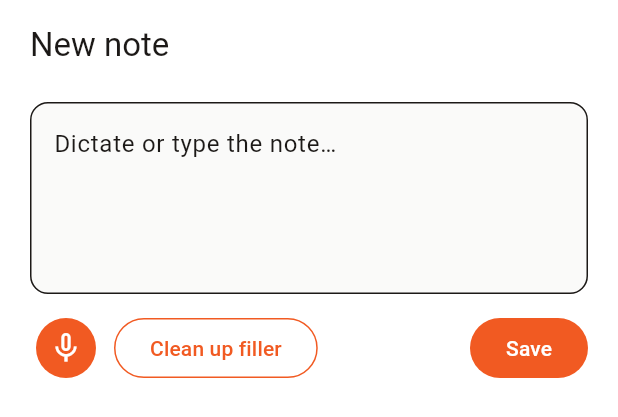
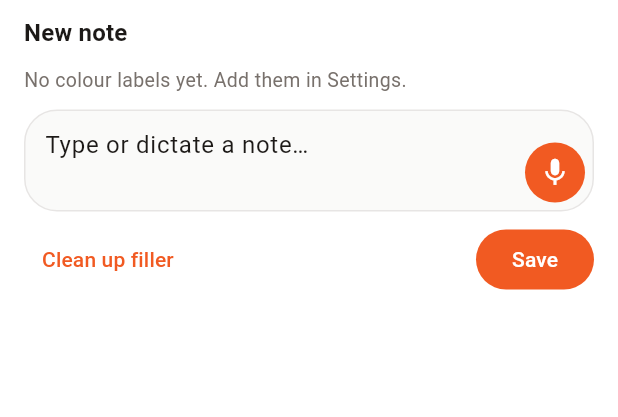
Before and after one commit to LewisAGI/shelf, a Flutter app: the NoteEditor widget shown alone on an empty page, opened directly with empty values, on a phone screen of 412 x 824 dp. Shown: the top 417 px of the screen. Run offline on Flutter 3.47's test engine with Material 3 defaults, Android fonts, the phone set to English and light mode, and no system bars; our stand-ins replace file_picker, speech_to_text, sqflite; missing offline and left inert: pdfrx; accounts and stored records are empty.

Commit message:
Compact note composer, working labels, and Settings API section
Make the PDF note sheet a Grok-style chat composer (two-line field, mic in the corner) with a visible colour-label picker so Lewis can assign Settings labels end-to-end. Add a stub API / connection block in Settings using the same section pattern as Labels.

Co-authored-by: Lewis-Godfrey <Lewis-Godfrey@users.noreply.github.com>

```diff
--- a/lib/widgets/note_editor.dart
+++ b/lib/widgets/note_editor.dart
@@ -5,7 +5,7 @@ import '../models/note.dart';
 import '../services/filler_cleanup.dart';
 import '../services/speech_capture.dart';
 import '../theme/shelf_theme.dart';
-import 'colour_label_chip.dart';
+import 'note_label_picker.dart';
 
 class NoteEditorResult {
   const NoteEditorResult({
@@ -162,108 +162,185 @@ class _NoteEditorState extends State<NoteEditor> {
     });
   }
 
+  void _save() {
+    Navigator.of(context).pop(
+      NoteEditorResult(
+        text: _controller.text.trim(),
+        colorLabelId: _labelId,
+      ),
+    );
+  }
+
+  void _delete() {
+    Navigator.of(context).pop(
+      NoteEditorResult(
+        text: _controller.text,
+        colorLabelId: _labelId,
+        delete: true,
+      ),
+    );
+  }
+
   @override
   Widget build(BuildContext context) {
     final page = widget.note?.page ?? widget.page;
     return Padding(
       padding: EdgeInsets.fromLTRB(
-        20,
         16,
-        20,
-        20 + MediaQuery.viewInsetsOf(context).bottom,
+        10,
+        16,
+        12 + MediaQuery.viewInsetsOf(context).bottom,
       ),
-      child: SingleChildScrollView(
-        child: Column(
-          crossAxisAlignment: CrossAxisAlignment.stretch,
-          mainAxisSize: MainAxisSize.min,
+      child: Column(
+        crossAxisAlignment: CrossAxisAlignment.stretch,
+        mainAxisSize: MainAxisSize.min,
+        children: [
+          Row(
+            children: [
+              Expanded(
+                child: Text(
+                  widget.note == null ? 'New note' : 'Note',
+                  style: Theme.of(context).textTheme.titleMedium?.copyWith(
+                    fontWeight: FontWeight.w600,
+                  ),
+                ),
+              ),
+              if (page != null)
+                Text(
+                  'Page $page',
+                  style: const TextStyle(color: ShelfColors.muted, fontSize: 13),
+                ),
+            ],
+          ),
+          const SizedBox(height: 10),
+          NoteLabelPicker(
+            labels: widget.labels,
+            selectedId: _labelId,
+            onSelected: (id) => setState(() => _labelId = id),
+          ),
+          const SizedBox(height: 10),
+          _ChatComposer(
+            controller: _controller,
+            listening: _listening,
+            onMic: _toggleListen,
+          ),
+          if (_status != null) ...[
+            const SizedBox(height: 6),
+            Text(
+              _status!,
+              style: const TextStyle(color: ShelfColors.muted, fontSize: 12),
+            ),
+          ],
+          const SizedBox(height: 8),
+          Row(
+            children: [
+              TextButton(
+                onPressed: _manualClean,
+                child: const Text('Clean up filler'),
+              ),
+              const Spacer(),
+              if (widget.note != null)
+                TextButton(
+                  onPressed: _delete,
+                  child: const Text('Delete'),
+                ),
+              FilledButton(
+                onPressed: _save,
+                child: const Text('Save'),
+              ),
+            ],
+          ),
+        ],
+      ),
+    );
+  }
+}
+
+/// Grok-style chat composer: compact rounded field, mic in the corner.
+class _ChatComposer extends StatelessWidget {
+  const _ChatComposer({
+    required this.controller,
+    required this.listening,
+    required this.onMic,
+  });
+
+  final TextEditingController controller;
+  final bool listening;
+  final VoidCallback onMic;
+
+  @override
+  Widget build(BuildContext context) {
+    return DecoratedBox(
+      decoration: BoxDecoration(
+        color: const Color(0xFFFAFAF9),
+        borderRadius: BorderRadius.circular(22),
+        border: Border.all(
+          color: listening ? ShelfColors.orange : ShelfColors.hairline,
+          width: listening ? 1.5 : 1,
+        ),
+      ),
+      child: Padding(
+        padding: const EdgeInsets.fromLTRB(14, 6, 6, 6),
+        child: Row(
+          crossAxisAlignment: CrossAxisAlignment.end,
           children: [
-            Text(
-              widget.note == null ? 'New note' : 'Note',
-              style: Theme.of(context).textTheme.titleLarge,
-            ),
-            if (page != null)
-              Text(
-                'Page $page',
-                style: const TextStyle(color: ShelfColors.muted),
-              ),
-            const SizedBox(height: 12),
-            Wrap(
-              spacing: 8,
-              runSpacing: 8,
-              children: [
-                for (final label in widget.labels)
-                  ColourLabelChip(
-                    label: label,
-                    selected: label.id == _labelId,
-                    onTap: () => setState(() => _labelId = label.id),
-                  ),
-              ],
-            ),
-            const SizedBox(height: 12),
-            TextField(
-              controller: _controller,
-              minLines: 4,
-              maxLines: 8,
-              decoration: const InputDecoration(
-                hintText: 'Dictate or type the note…',
+            Expanded(
+              child: TextField(
+                key: const Key('note-composer-field'),
+                controller: controller,
+                minLines: 2,
+                maxLines: 8,
+                keyboardType: TextInputType.multiline,
+                textCapitalization: TextCapitalization.sentences,
+                style: const TextStyle(fontSize: 16, height: 1.25),
+                decoration: const InputDecoration(
+                  hintText: 'Type or dictate a note…',
+                  border: InputBorder.none,
+                  enabledBorder: InputBorder.none,
+                  focusedBorder: InputBorder.none,
+                  filled: false,
+                  isDense: true,
+                  contentPadding: EdgeInsets.symmetric(vertical: 8),
+                ),
               ),
             ),
-            if (_status != null) ...[
-              const SizedBox(height: 8),
-              Text(
-                _status!,
-                style: const TextStyle(color: ShelfColors.muted, fontSize: 13),
-              ),
-            ],
-            const SizedBox(height: 12),
-            Row(
-              children: [
-                IconButton.filled(
-                  onPressed: _toggleListen,
-                  style: IconButton.styleFrom(
-                    backgroundColor: _listening
-                        ? ShelfColors.ink
-                        : ShelfColors.orange,
-                    foregroundColor: ShelfColors.white,
-                  ),
-                  icon: Icon(_listening ? Icons.stop : Icons.mic_none),
-                  tooltip: _listening ? 'Stop listening' : 'Dictate',
-                ),
-                const SizedBox(width: 8),
-                OutlinedButton(
-                  onPressed: _manualClean,
-                  child: const Text('Clean up filler'),
-                ),
-                const Spacer(),
-                if (widget.note != null)
-                  TextButton(
-                    onPressed: () {
-                      Navigator.of(context).pop(
-                        NoteEditorResult(
-                          text: _controller.text,
-                          colorLabelId: _labelId,
-                          delete: true,
-                        ),
-                      );
-                    },
-                    child: const Text('Delete'),
-                  ),
-                FilledButton(
-                  onPressed: () {
-                    Navigator.of(context).pop(
-                      NoteEditorResult(
-                        text: _controller.text.trim(),
-                        colorLabelId: _labelId,
-                      ),
-                    );
-                  },
-                  child: const Text('Save'),
-                ),
-              ],
-            ),
+            const SizedBox(width: 4),
+            _MicButton(listening: listening, onPressed: onMic),
           ],
         ),
       ),
     );
   }
 }
+
+class _MicButton extends StatelessWidget {
+  const _MicButton({required this.listening, required this.onPressed});
+
+  final bool listening;
+  final VoidCallback onPressed;
+
+  @override
+  Widget build(BuildContext context) {
+    return Tooltip(
+      message: listening ? 'Stop listening' : 'Start a voice note',
+      child: Material(
+        color: listening ? ShelfColors.ink : ShelfColors.orange,
+        shape: const CircleBorder(),
+        child: InkWell(
+          key: const Key('note-composer-mic'),
+          customBorder: const CircleBorder(),
+          onTap: onPressed,
+          child: SizedBox(
+            width: 40,
+            height: 40,
+            child: Icon(
+              listening ? Icons.stop_rounded : Icons.mic,
+              color: ShelfColors.white,
+              size: 22,
+            ),
+          ),
+        ),
+      ),
+    );
+  }
+}
--- /dev/null
+++ b/lib/widgets/note_label_picker.dart
@@ -0,0 +1,137 @@
+import 'package:flutter/material.dart';
+
+import '../models/color_label.dart';
+import '../theme/shelf_theme.dart';
+import 'colour_label_chip.dart';
+
+/// Compact colour-label control for the note composer.
+///
+/// One tap assigns an existing Settings label. The selected colour is
+/// shown as a ring so it stays obvious on a small composer.
+class NoteLabelPicker extends StatelessWidget {
+  const NoteLabelPicker({
+    super.key,
+    required this.labels,
+    required this.selectedId,
+    required this.onSelected,
+  });
+
+  final List<ColorLabel> labels;
+  final String selectedId;
+  final ValueChanged<String> onSelected;
+
+  @override
+  Widget build(BuildContext context) {
+    if (labels.isEmpty) {
+      return const Text(
+        'No colour labels yet. Add them in Settings.',
+        style: TextStyle(color: ShelfColors.muted, fontSize: 13),
+      );
+    }
+
+    final selected = labels.cast<ColorLabel?>().firstWhere(
+      (label) => label?.id == selectedId,
+      orElse: () => labels.first,
+    )!;
+
+    return Column(
+      crossAxisAlignment: CrossAxisAlignment.start,
+      children: [
+        Row(
+          children: [
+            Text(
+              'Label',
+              style: Theme.of(context).textTheme.labelLarge?.copyWith(
+                color: ShelfColors.muted,
+              ),
+            ),
+            const SizedBox(width: 8),
+            ColourDot(color: selected.color, size: 10),
+            const SizedBox(width: 6),
+            Expanded(
+              child: Text(
+                selected.name,
+                maxLines: 1,
+                overflow: TextOverflow.ellipsis,
+                style: const TextStyle(
+                  fontWeight: FontWeight.w600,
+                  fontSize: 13,
+                ),
+              ),
+            ),
+          ],
+        ),
+        const SizedBox(height: 8),
+        SizedBox(
+          height: 36,
+          child: ListView.separated(
+            scrollDirection: Axis.horizontal,
+            itemCount: labels.length,
+            separatorBuilder: (_, _) => const SizedBox(width: 8),
+            itemBuilder: (context, index) {
+              final label = labels[index];
+              final isSelected = label.id == selectedId;
+              return _LabelSwatch(
+                key: Key('note-label-${label.id}'),
+                label: label,
+                selected: isSelected,
+                onTap: () => onSelected(label.id),
+              );
+            },
+          ),
+        ),
+      ],
+    );
+  }
+}
+
+class _LabelSwatch extends StatelessWidget {
+  const _LabelSwatch({
+    super.key,
+    required this.label,
+    required this.selected,
+    required this.onTap,
+  });
+
+  final ColorLabel label;
+  final bool selected;
+  final VoidCallback onTap;
+
+  @override
+  Widget build(BuildContext context) {
+    return Tooltip(
+      message: label.meaning.isEmpty ? label.name : '${label.name}: ${label.meaning}',
+      child: Material(
+        color: selected ? ShelfColors.orangeSoft : ShelfColors.white,
+        shape: StadiumBorder(
+          side: BorderSide(
+            color: selected ? ShelfColors.orange : ShelfColors.hairline,
+            width: selected ? 1.5 : 1,
+          ),
+        ),
+        child: InkWell(
+          onTap: onTap,
+          customBorder: const StadiumBorder(),
+          child: Padding(
+            padding: const EdgeInsets.fromLTRB(8, 6, 12, 6),
+            child: Row(
+              mainAxisSize: MainAxisSize.min,
+              children: [
+                ColourDot(color: label.color, size: 14),
+                const SizedBox(width: 6),
+                Text(
+                  label.name,
+                  style: TextStyle(
+                    fontSize: 13,
+                    fontWeight: selected ? FontWeight.w600 : FontWeight.w500,
+                    color: ShelfColors.ink,
+                  ),
+                ),
+              ],
+            ),
+          ),
+        ),
+      ),
+    );
+  }
+}
```
Also changed, not shown: lib/screens/settings_screen.dart (+166 -21 lines), 1 other file.
